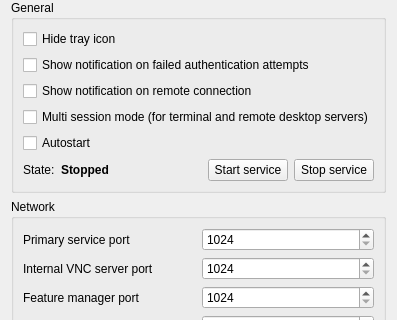
This is configurator/src/ServiceConfigurationPage.ui in veyon/veyon as Qt 5 draws it before an edit; both pictures show x 0 to 397 and y 0 to 320 of the 397 by 511 pixel window. The edited form follows.
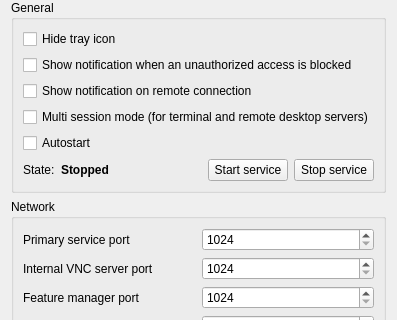
This is the edited form. Icons and pictures are not drawn.

Commit message: ServiceConfigurationPage: improve description

```diff
--- a/configurator/src/ServiceConfigurationPage.ui
+++ b/configurator/src/ServiceConfigurationPage.ui
@@ -28,7 +28,7 @@
       <item row="1" column="0" colspan="5">
        <widget class="QCheckBox" name="failedAuthenticationNotificationsEnabled">
         <property name="text">
-         <string>Show notification on failed authentication attempts</string>
+         <string>Show notification when an unauthorized access is blocked</string>
         </property>
        </widget>
       </item>
```
